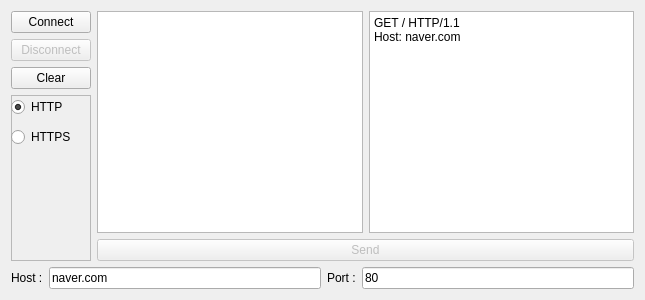
Before: the Qt Designer form widget.ui in YangBeomu/s_develop_webclient, drawn with Qt 5.
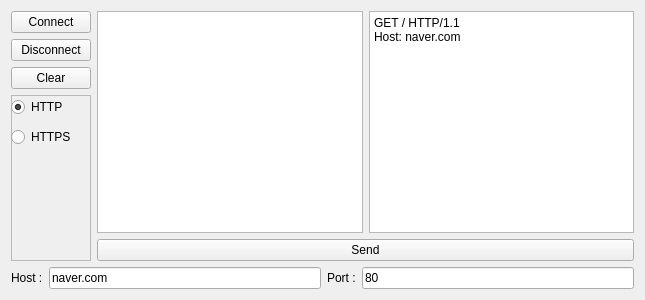
After: the same form once the commit is applied.

Commit message: feed back * changed position -> custom private slots, custom private variable... * changed function name  * saved -> save  * loadPrevInfo -> load * changed ui * add first call onStateChanged

```diff
--- a/widget.ui
+++ b/widget.ui
@@ -28,7 +28,7 @@
        <item>
         <widget class="QPushButton" name="pbDisconnect">
          <property name="enabled">
-          <bool>false</bool>
+          <bool>true</bool>
          </property>
          <property name="text">
           <string>Disconnect</string>
@@ -113,7 +113,7 @@
        <item>
         <widget class="QPushButton" name="pbSend">
          <property name="enabled">
-          <bool>false</bool>
+          <bool>true</bool>
          </property>
          <property name="text">
           <string>Send</string>
```
Left out of the diff: 3 changed lines with no effect on the pictures. The commit also changes 2 other files.
